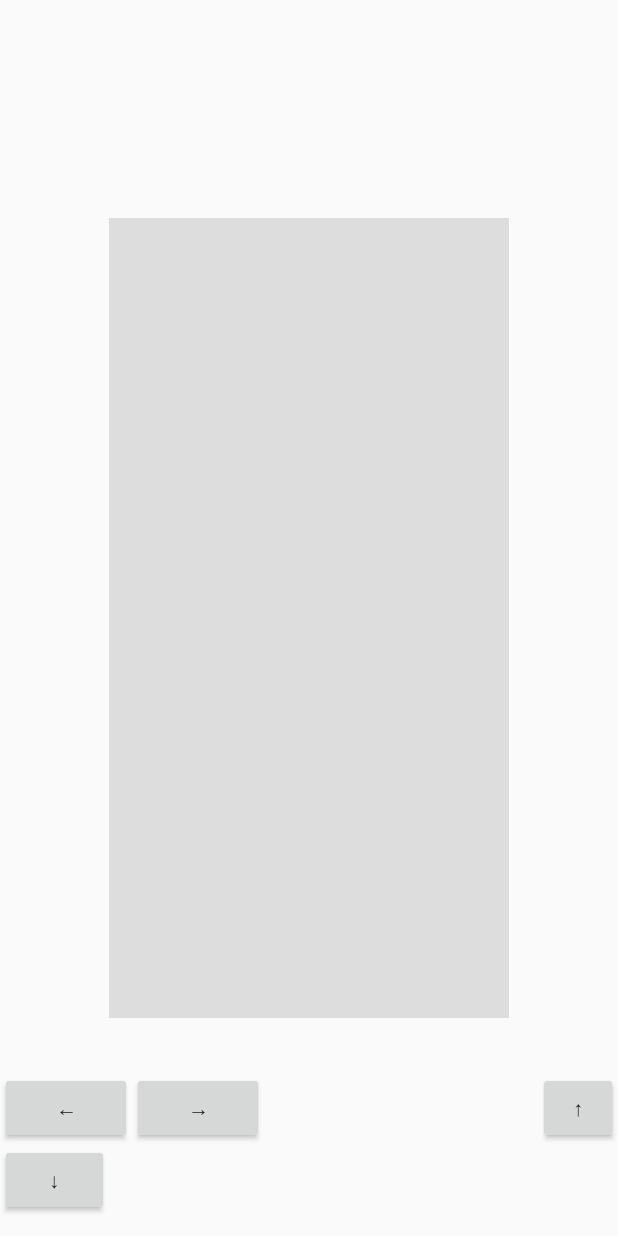
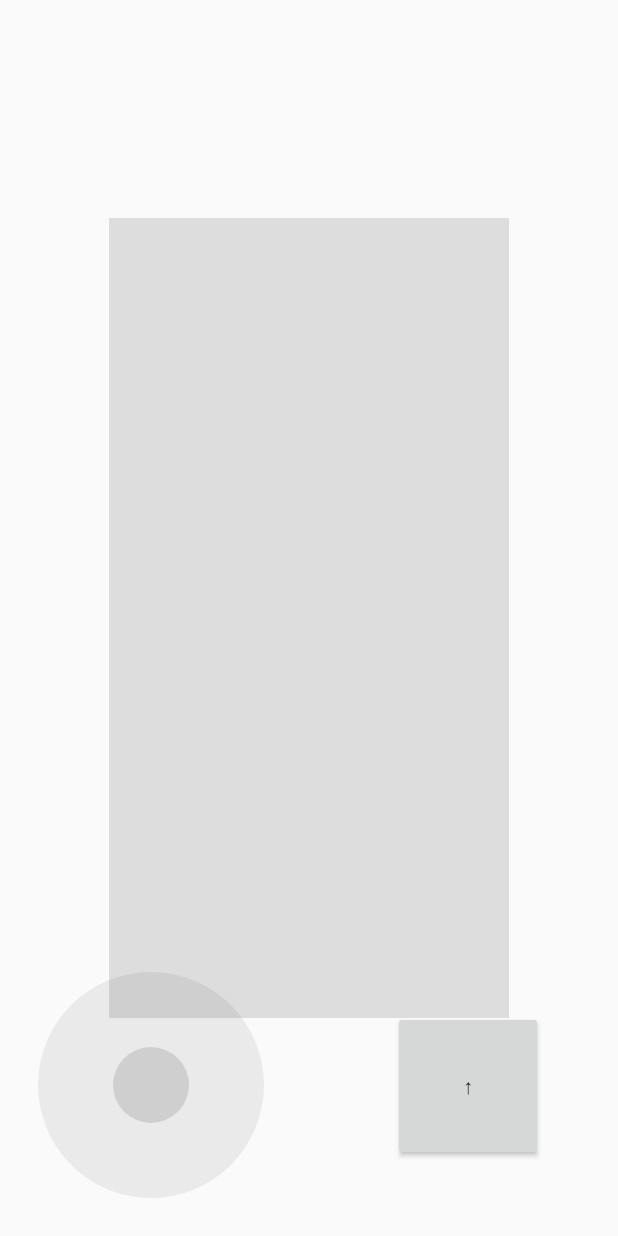
Before and after one commit to gavinxxxxxx/Tetris, an Android app: the layout act_main.xml on its own in the app's theme, with its tools: preview values and no code run, on a phone screen of 412 x 824 dp. Run offline under Robolectric (Android 15) with nearby library versions, the phone set to English and light mode, and no system bars.

Commit message:
虚拟摇杆

```diff
--- a/app/src/main/AndroidManifest.xml
+++ b/app/src/main/AndroidManifest.xml
@@ -6,10 +6,11 @@
         android:allowBackup="false"
         android:icon="@mipmap/ic_launcher"
         android:label="@string/app_name"
-        android:supportsRtl="true"
         android:theme="@style/AppTheme">
 
-        <activity android:name=".MainActivity">
+        <activity
+            android:name=".MainActivity"
+            android:screenOrientation="landscape">
             <intent-filter>
                 <action android:name="android.intent.action.MAIN" />
 
--- a/app/src/main/java/me/gavin/game/tetris/Config.java
+++ b/app/src/main/java/me/gavin/game/tetris/Config.java
@@ -9,6 +9,6 @@ public class Config {
 
     public static final int HORIZONTAL_COUNT = 10;
     public static final int VERTICAL_COUNT = 20;
-    public static final int SPEED = 500;
+    public static final int SPEED = 1000;
 
 }
--- a/app/src/main/java/me/gavin/game/tetris/RegionView.java
+++ b/app/src/main/java/me/gavin/game/tetris/RegionView.java
@@ -17,6 +17,7 @@ public class RegionView extends View {
 
     public RegionView(Context context, @Nullable AttributeSet attrs) {
         super(context, attrs);
+        setKeepScreenOn(true);
     }
 
     public void setViewModel(ViewModel mViewModel) {
--- /dev/null
+++ b/app/src/main/java/me/gavin/game/tetris/test/RockerView.java
@@ -0,0 +1,240 @@
+package me.gavin.game.tetris.test;
+
+import android.content.Context;
+import android.content.res.TypedArray;
+import android.graphics.Canvas;
+import android.graphics.Paint;
+import android.graphics.Point;
+import android.support.annotation.Nullable;
+import android.util.AttributeSet;
+import android.view.MotionEvent;
+import android.view.View;
+
+import java.util.concurrent.TimeUnit;
+
+import io.reactivex.Observable;
+import io.reactivex.android.schedulers.AndroidSchedulers;
+import io.reactivex.disposables.Disposable;
+import io.reactivex.schedulers.Schedulers;
+import me.gavin.game.tetris.R;
+
+/**
+ * 虚拟摇杆
+ *
+ * @author gavin.xiong 2017/10/16
+ */
+public class RockerView extends View {
+
+    private static int DEFAULT_AREA_RADIUS = 75;
+    private static int DEFAULT_ROCKER_RADIUS = 25;
+
+    private static int DEFAULT_AREA_COLOR = 0x11111111;
+    private static int DEFAULT_ROCKER_COLOR = 0x22222222;
+
+    private static int DEFAULT_REFRESH_DELAY = 250;
+    private static int DEFAULT_REFRESH_CYCLE = 50;
+
+    private Paint mPaint;
+
+    private Point mAreaPosition;
+    private Point mRockerPosition;
+
+    private int mAreaRadius;
+    private int mRockerRadius;
+
+    private int mAreaColor;
+    private int mRockerColor;
+
+    private RockerDirectionListener mDirectionListener;
+    public static final int EVENT_DIRECTION_CENTER = 0;
+    public static final int EVENT_DIRECTION_LEFT = 1;
+    public static final int EVENT_DIRECTION_RIGHT = 2;
+    public static final int EVENT_DIRECTION_UP = 3;
+    public static final int EVENT_DIRECTION_DOWN = 4;
+
+    private int lastDirectionEvent;
+    private long lastDirectionTime;
+
+    private RockerActionListener mActionListener;
+    public static final int EVENT_ACTION_DOWN = 0;
+    public static final int EVENT_ACTION_UP = 1;
+
+    private int mRefreshDelay = DEFAULT_REFRESH_DELAY;
+    private int mRefreshCycle = DEFAULT_REFRESH_CYCLE;
+
+    private Disposable mDisposable;
+
+    public RockerView(Context context, @Nullable AttributeSet attrs) {
+        super(context, attrs);
+        DEFAULT_AREA_RADIUS = dip2px(context, 75);
+        DEFAULT_ROCKER_RADIUS = dip2px(context, 25);
+        TypedArray ta = context.obtainStyledAttributes(attrs, R.styleable.RockerView);
+        mAreaRadius = ta.getDimensionPixelOffset(R.styleable.RockerView_rocker_areaRadius, DEFAULT_AREA_RADIUS);
+        mRockerRadius = ta.getDimensionPixelOffset(R.styleable.RockerView_rocker_rockerRadius, DEFAULT_ROCKER_RADIUS);
+        mRefreshDelay = ta.getInteger(R.styleable.RockerView_rocker_refreshDelay, DEFAULT_REFRESH_DELAY);
+        mRefreshCycle = ta.getInteger(R.styleable.RockerView_rocker_refreshCycle, DEFAULT_REFRESH_CYCLE);
+        mAreaColor = ta.getColor(R.styleable.RockerView_rocker_areaBackground, DEFAULT_AREA_COLOR);
+        mRockerColor = ta.getColor(R.styleable.RockerView_rocker_rockerBackground, DEFAULT_ROCKER_COLOR);
+        ta.recycle();
+
+        mPaint = new Paint();
+        mPaint.setAntiAlias(true);
+
+        setKeepScreenOn(true);
+        setFocusable(true);
+        setFocusableInTouchMode(true);
+    }
+
+    public static int dip2px(Context context, float dpValue) {
+        return (int) (dpValue * context.getResources().getDisplayMetrics().density + 0.5f);
+    }
+
+    @Override
+    protected void onMeasure(int widthMeasureSpec, int heightMeasureSpec) {
+        int defaultSize = (mAreaRadius + mRockerRadius) * 2;
+        setMeasuredDimension(
+                MeasureSpec.getMode(widthMeasureSpec) == MeasureSpec.EXACTLY
+                        ? MeasureSpec.getSize(widthMeasureSpec)
+                        : defaultSize,
+                MeasureSpec.getMode(heightMeasureSpec) == MeasureSpec.EXACTLY
+                        ? MeasureSpec.getSize(heightMeasureSpec)
+                        : defaultSize);
+    }
+
+    @Override
+    protected void onSizeChanged(int w, int h, int oldw, int oldh) {
+        mAreaPosition = new Point(w / 2, h / 2);
+        mRockerPosition = new Point(mAreaPosition);
+        int tempRadius = Math.min(w - getPaddingLeft() - getPaddingRight(), h - getPaddingTop() - getPaddingBottom()) / 2;
+        if (mAreaRadius == -1)
+            mAreaRadius = (int) (tempRadius * 0.75);
+        if (mRockerRadius == -1)
+            mRockerRadius = (int) (tempRadius * 0.25);
+    }
+
+    @Override
+    protected void onDraw(Canvas canvas) {
+        drawArea(canvas);
+        drawRocker(canvas);
+    }
+
+    private void drawArea(Canvas canvas) {
+        mPaint.setColor(mAreaColor);
+        canvas.drawCircle(mAreaPosition.x, mAreaPosition.y, mAreaRadius, mPaint);
+    }
+
+    private void drawRocker(Canvas canvas) {
+        mPaint.setColor(mRockerColor);
+        canvas.drawCircle(mRockerPosition.x, mRockerPosition.y, mRockerRadius, mPaint);
+    }
+
+    @Override
+    public boolean onTouchEvent(MotionEvent event) {
+        int distance = MathUtils.getDistance(mAreaPosition.x, mAreaPosition.y, event.getX(), event.getY());
+        switch (event.getAction()) {
+            case MotionEvent.ACTION_DOWN:
+                if (distance > mAreaRadius) {
+                    return false;
+                } else {
+                    if (mActionListener != null) {
+                        mActionListener.accept(EVENT_ACTION_DOWN);
+                    }
+                    mRockerPosition.set((int) event.getX(), (int) event.getY());
+                    invalidate();
+                    if (mDirectionListener != null) {
+                        responseDirectionEvent();
+                    }
+                }
+                break;
+            case MotionEvent.ACTION_MOVE:
+                if (distance <= mAreaRadius) {
+                    mRockerPosition.set((int) event.getX(), (int) event.getY());
+                } else {
+                    mRockerPosition = MathUtils.getPointByCutLength(mAreaPosition, new Point((int) event.getX(), (int) event.getY()), mAreaRadius);
+                }
+                invalidate();
+                if (mDirectionListener != null) {
+                    responseDirectionEvent();
+                }
+                break;
+            case MotionEvent.ACTION_UP:
+                cancelInterval();
+                mRockerPosition.set(mAreaPosition.x, mAreaPosition.y);
+                invalidate();
+                lastDirectionEvent = EVENT_DIRECTION_CENTER;
+                if (mActionListener != null) {
+                    mActionListener.accept(EVENT_ACTION_UP);
+                }
+                break;
+        }
+        return true;
+    }
+
+    private void responseDirectionEvent() {
+        float distance = MathUtils.getDistance(mAreaPosition.x, mAreaPosition.y, mRockerPosition.x, mRockerPosition.y);
+        int directionEvent = EVENT_DIRECTION_CENTER;
+        if (distance > mRockerRadius / 2) {
+            float radian = MathUtils.getRadian(mAreaPosition, new Point(mRockerPosition.x, mRockerPosition.y));
+            int angle = getAngleConvert(radian);
+            if (angle >= 315) {
+                directionEvent = EVENT_DIRECTION_RIGHT;
+            } else if (angle > 225) {
+                directionEvent = EVENT_DIRECTION_DOWN;
+            } else if (angle >= 135) {
+                directionEvent = EVENT_DIRECTION_LEFT;
+            } else if (angle > 45) {
+                directionEvent = EVENT_DIRECTION_UP;
+            } else if (angle >= 0) {
+                directionEvent = EVENT_DIRECTION_RIGHT;
+            }
+        }
+        if (directionEvent != lastDirectionEvent) {
+            if (directionEvent == EVENT_DIRECTION_CENTER) {
+                cancelInterval();
+                mDirectionListener.accept(EVENT_DIRECTION_CENTER);
+            } else {
+                mDirectionListener.accept(directionEvent);
+                initInterval(directionEvent);
+                lastDirectionEvent = directionEvent;
+            }
+        }
+    }
+
+    private void initInterval(int directionEvent) {
+        Observable.interval(mRefreshDelay, mRefreshCycle, TimeUnit.MILLISECONDS)
+                .doOnSubscribe(disposable -> {
+                    cancelInterval();
+                    mDisposable = disposable;
+                })
+                .subscribeOn(Schedulers.io())
+                .observeOn(AndroidSchedulers.mainThread())
+                .map(arg0 -> directionEvent)
+                .subscribe(mDirectionListener::accept);
+    }
+
+    private void cancelInterval() {
+        if (mDisposable != null && !mDisposable.isDisposed()) {
+            mDisposable.dispose();
+        }
+    }
+
+    /**
+     * 获取摇杆偏移角度 0-360°
+     */
+    private int getAngleConvert(float radian) {
+        int tmp = (int) Math.round(radian / Math.PI * 180);
+        if (tmp < 0) {
+            return -tmp;
+        } else {
+            return 180 + (180 - tmp);
+        }
+    }
+
+    public void setActionListener(RockerActionListener mActionListener) {
+        this.mActionListener = mActionListener;
+    }
+
+    public void setDirectionListener(RockerDirectionListener mDirectionListener) {
+        this.mDirectionListener = mDirectionListener;
+    }
+}
--- a/app/src/main/res/layout/act_main.xml
+++ b/app/src/main/res/layout/act_main.xml
@@ -2,7 +2,7 @@
 <layout xmlns:android="http://schemas.android.com/apk/res/android"
     xmlns:tools="http://schemas.android.com/tools">
 
-    <RelativeLayout
+    <FrameLayout
         android:layout_width="match_parent"
         android:layout_height="match_parent">
 
@@ -10,48 +10,23 @@
             android:id="@+id/region"
             android:layout_width="wrap_content"
             android:layout_height="wrap_content"
-            android:layout_centerInParent="true"
+            android:layout_gravity="center"
             tools:background="#dddddd" />
 
-        <Button
-            android:id="@+id/btnLeft"
+        <me.gavin.game.tetris.test.RockerView
+            android:id="@+id/rocker"
             android:layout_width="wrap_content"
             android:layout_height="wrap_content"
-            android:layout_alignBaseline="@+id/btnRight"
-            android:layout_alignBottom="@+id/btnRight"
-            android:layout_alignParentStart="true"
-            android:layout_gravity="bottom|start"
-            android:text="←" />
-
-        <Button
-            android:id="@+id/btnRight"
-            android:layout_width="wrap_content"
-            android:layout_height="wrap_content"
-            android:layout_alignParentBottom="true"
-            android:layout_gravity="bottom|end"
-            android:layout_marginBottom="61dp"
-            android:layout_toEndOf="@+id/btnLeft"
-            android:text="→" />
-
-        <Button
-            android:id="@+id/btnDown"
-            android:layout_width="wrap_content"
-            android:layout_height="wrap_content"
-            android:layout_below="@+id/btnLeft"
-            android:layout_toStartOf="@+id/region"
-            android:text="↓" />
+            android:layout_gravity="bottom" />
 
         <Button
             android:id="@+id/btnRotate"
-            android:layout_width="wrap_content"
-            android:layout_height="wrap_content"
-            android:layout_alignBaseline="@+id/btnRight"
-            android:layout_alignBottom="@+id/btnRight"
-            android:layout_gravity="bottom|center_horizontal"
-            android:layout_marginStart="19dp"
-            android:layout_toEndOf="@+id/region"
+            android:layout_width="100dp"
+            android:layout_height="100dp"
+            android:layout_gravity="bottom|end"
+            android:layout_margin="50dp"
             android:text="↑" />
 
-    </RelativeLayout>
+    </FrameLayout>
 
 </layout>
--- a/app/src/main/res/values/strings.xml
+++ b/app/src/main/res/values/strings.xml
@@ -1,3 +1,3 @@
 <resources>
-    <string name="app_name">Material Tetris</string>
+    <string name="app_name">Tetris</string>
 </resources>
```
Also changed, not shown: app/src/main/java/me/gavin/game/tetris/MainActivity.java (+21 -3 lines), app/src/main/java/me/gavin/game/tetris/test/L.java (added, +113 -0 lines), app/src/main/java/me/gavin/game/tetris/test/MathUtils.java (added, +97 -0 lines), app/src/main/java/me/gavin/game/tetris/test/RockerActionListener.java (added, +10 -0 lines), app/src/main/java/me/gavin/game/tetris/test/RockerDirectionListener.java (added, +10 -0 lines), app/src/main/java/me/gavin/game/tetris/test/TestActivity.java (added, +31 -0 lines), app/src/main/res/layout/test.xml (added, +15 -0 lines), app/src/main/res/values/attrs.xml (added, +13 -0 lines), gradle.properties (+13 -1 lines), 1 other file.
